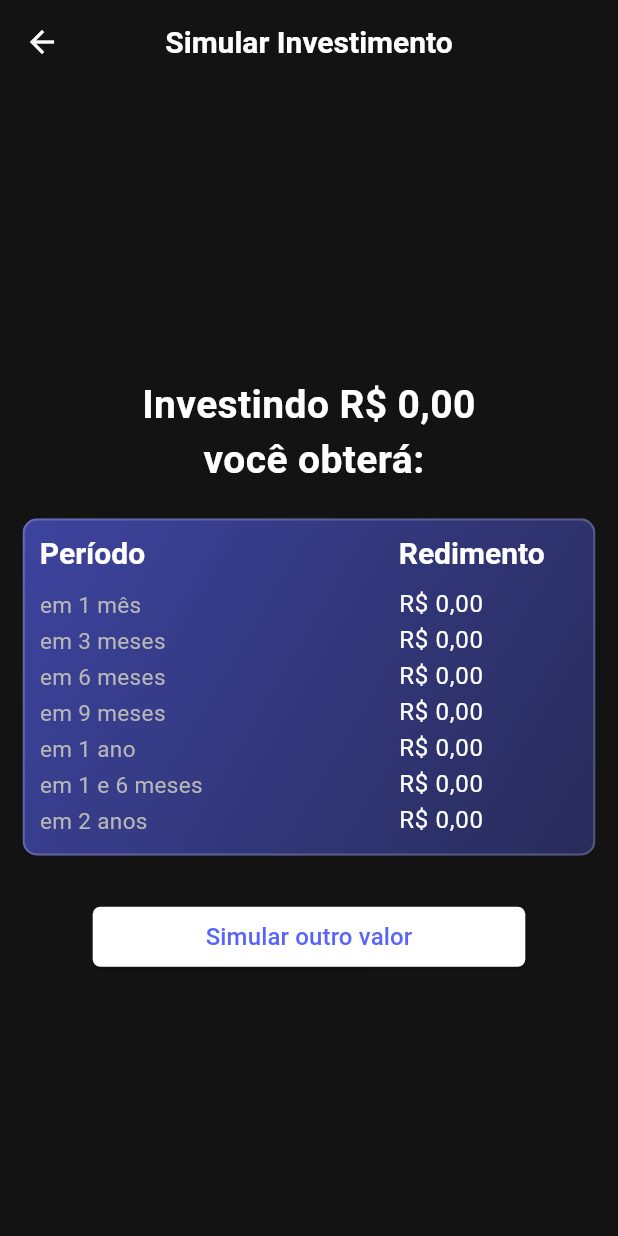
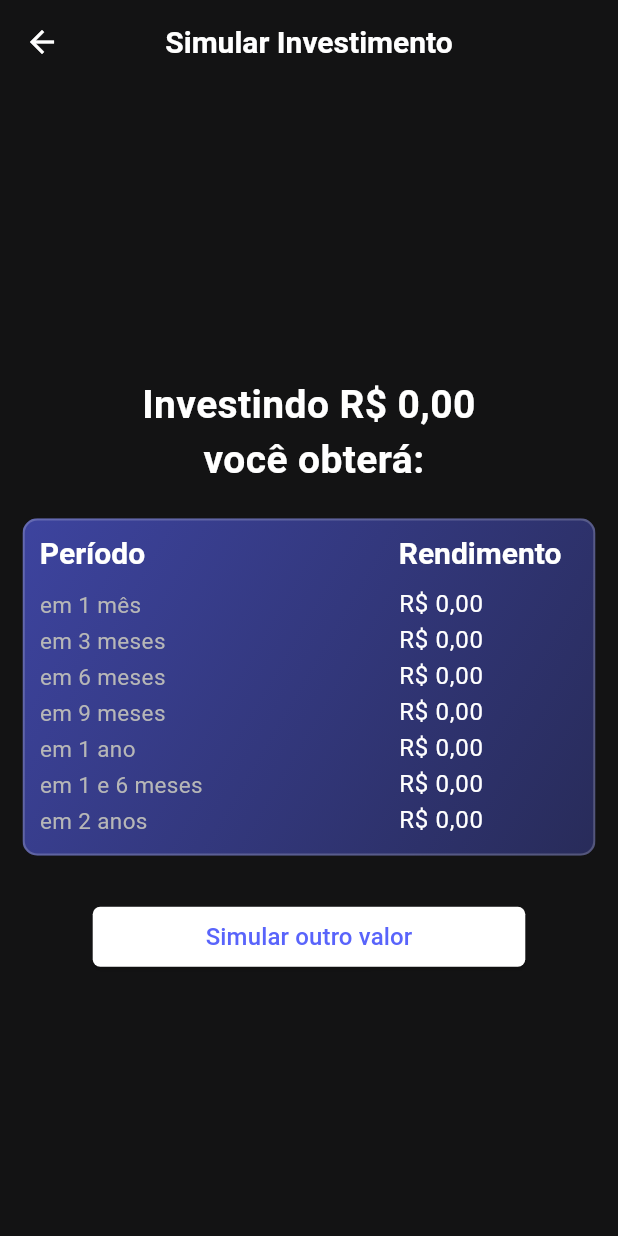
Before and after one commit to gabrielcarsa/durizi_app, a Flutter app: the SimulacaoInvestimento screen opened directly, after a tap on "Simular Investimento", on a phone screen of 412 x 824 dp. Run offline on Flutter 3.47's test engine with Material 3 defaults, Android fonts, the phone set to English and light mode, and no system bars; our stand-ins replace carousel_slider, firebase_core, firebase_database, firebase_storage, fl_chart, flutter_masked_text2; accounts and stored records are empty.

Commit message:
fix: ortografia

```diff
--- a/lib/pages/simulacaoInvestimento.dart
+++ b/lib/pages/simulacaoInvestimento.dart
@@ -218,7 +218,7 @@ class _SimulacaoInvestimentoState extends State<SimulacaoInvestimento> {
                           Expanded(
                             flex: 1,
                             child: Text(
-                              'Redimento',
+                              'Rendimento',
                               textAlign: TextAlign.start,
                               style: Theme.of(context).textTheme.displaySmall,
                             ),
--- a/pubspec.yaml
+++ b/pubspec.yaml
@@ -15,7 +15,7 @@ publish_to: 'none' # Remove this line if you wish to publish to pub.dev
 # In iOS, build-name is used as CFBundleShortVersionString while build-number used as CFBundleVersion.
 # Read more about iOS versioning at
 # https://developer.apple.com/library/archive/documentation/General/Reference/InfoPlistKeyReference/Articles/CoreFoundationKeys.html
-version: 1.0.1+0
+version: 1.0.1+1
 
 environment:
   sdk: ">=2.17.6 <3.0.0"
```
